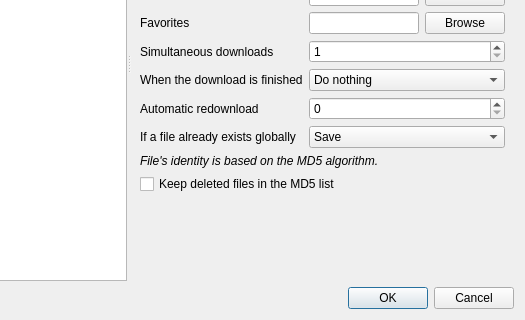
The window that gui/src/settings/options-window.ui (Bionus/imgbrd-grabber) describes before a commit, drawn with Qt 5; both pictures show x 141 to 666 and y 166 to 486 of the 666 by 486 pixel window.
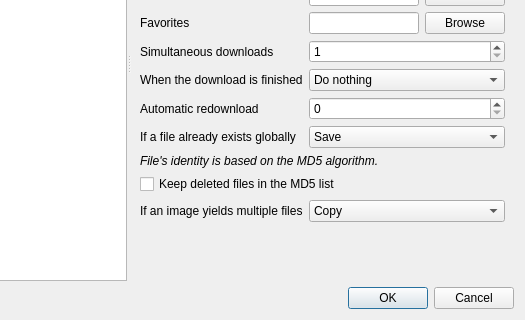
The same window after the commit. The open tabs and pages were chosen to show the change. Icons and pictures are not drawn.

Commit message: Add setting to use shortcuts with 'one file per tag' (fix #1221)

Patch:
```diff
--- a/gui/src/settings/options-window.ui
+++ b/gui/src/settings/options-window.ui
@@ -810,6 +810,27 @@
           </property>
          </widget>
         </item>
+        <item row="13" column="0">
+         <widget class="QLabel" name="label_2">
+          <property name="text">
+           <string>If an image yields multiple files</string>
+          </property>
+         </widget>
+        </item>
+        <item row="13" column="1">
+         <widget class="QComboBox" name="comboMultipleFiles">
+          <item>
+           <property name="text">
+            <string>Copy</string>
+           </property>
+          </item>
+          <item>
+           <property name="text">
+            <string>Link</string>
+           </property>
+          </item>
+         </widget>
+        </item>
        </layout>
       </widget>
       <widget class="QWidget" name="pageSaveFilenames">
```
Left out of the diff: 4 changed lines with no effect on the pictures. The commit also changes 2 other files.
